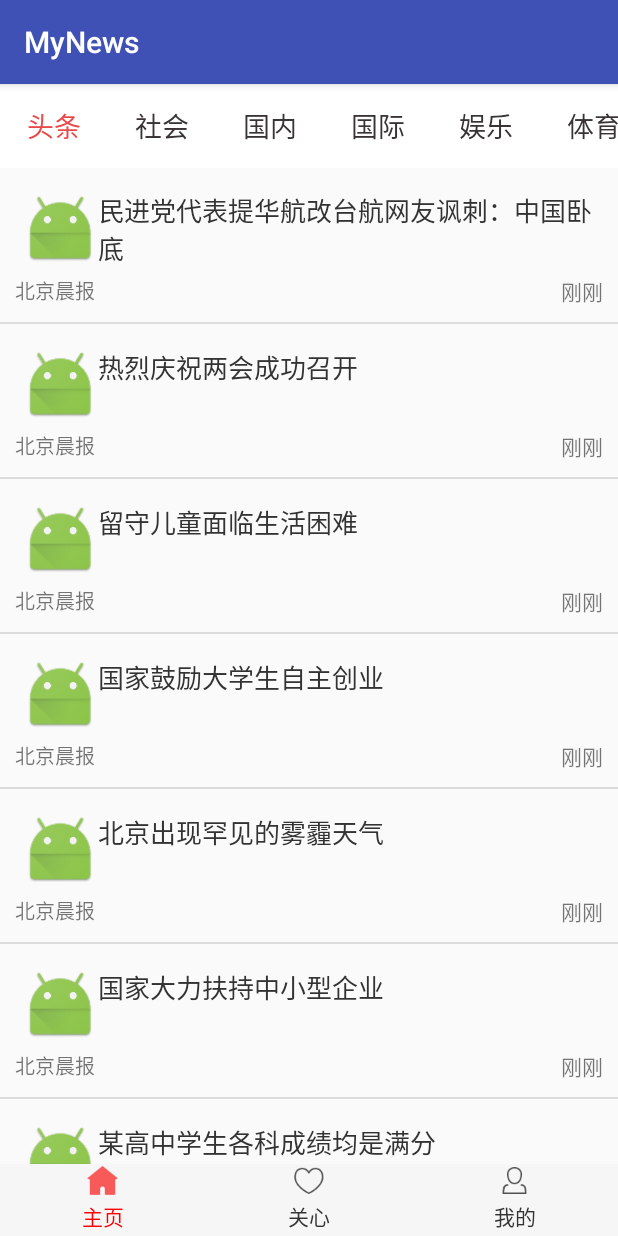
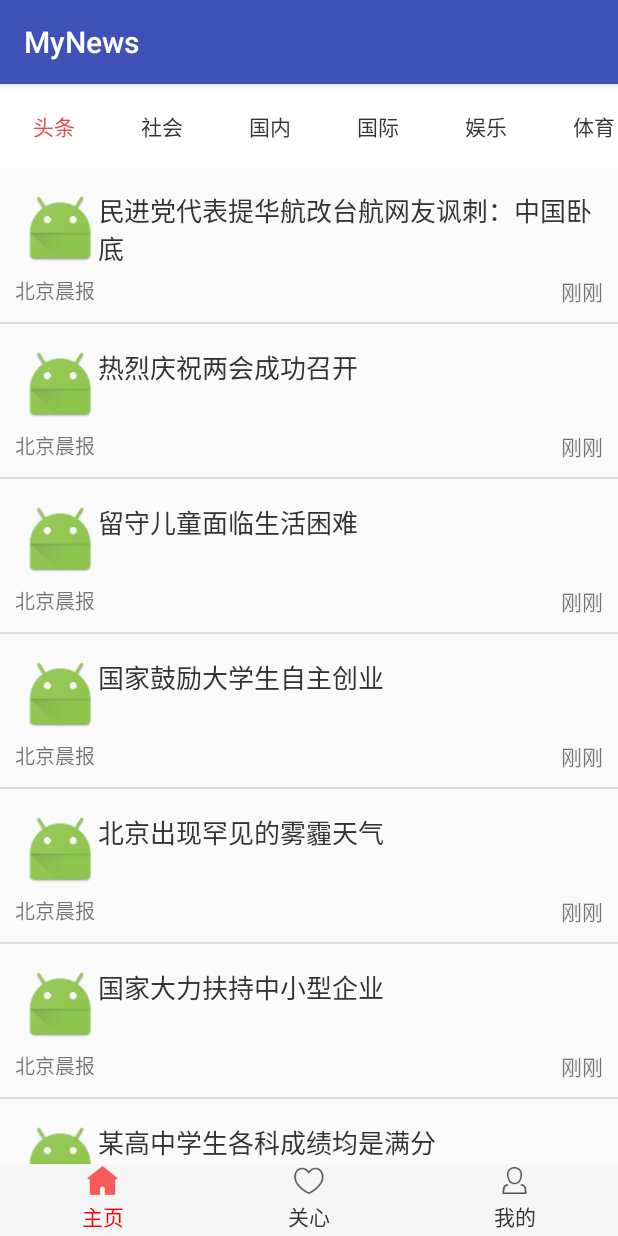
Before and after one commit to jingong/MyNews, an Android app: the screen it shows after launch (MainActivity), on a phone screen of 412 x 824 dp. Run offline under Robolectric (Android 15) with nearby library versions, the phone set to English and light mode, and no system bars; pictures from the network do not load.

Commit message:
修复错误

```diff
--- a/app/src/main/java/com/edu/ldu/cn/mynews/MainActivity.java
+++ b/app/src/main/java/com/edu/ldu/cn/mynews/MainActivity.java
@@ -14,7 +14,6 @@ public class MainActivity extends AppCompatActivity {
     private Fragment f1;
     private Fragment f2;
     private Fragment f3;
-    String s;
     @Override
     protected void onCreate(Bundle savedInstanceState) {
         super.onCreate(savedInstanceState);
--- a/app/src/main/res/layout/fragment_home.xml
+++ b/app/src/main/res/layout/fragment_home.xml
@@ -14,8 +14,7 @@
         app:tabSelectedTextColor="#ea4949"
         app:tabIndicatorColor="#000000"
         app:tabMode="scrollable"
-        app:tabIndicatorHeight="0dp"
-        app:tabTextAppearance="@style/tabText">
+        app:tabIndicatorHeight="0dp">
     </android.support.design.widget.TabLayout>
     <android.support.v4.view.ViewPager
         android:id="@+id/vp"
```
